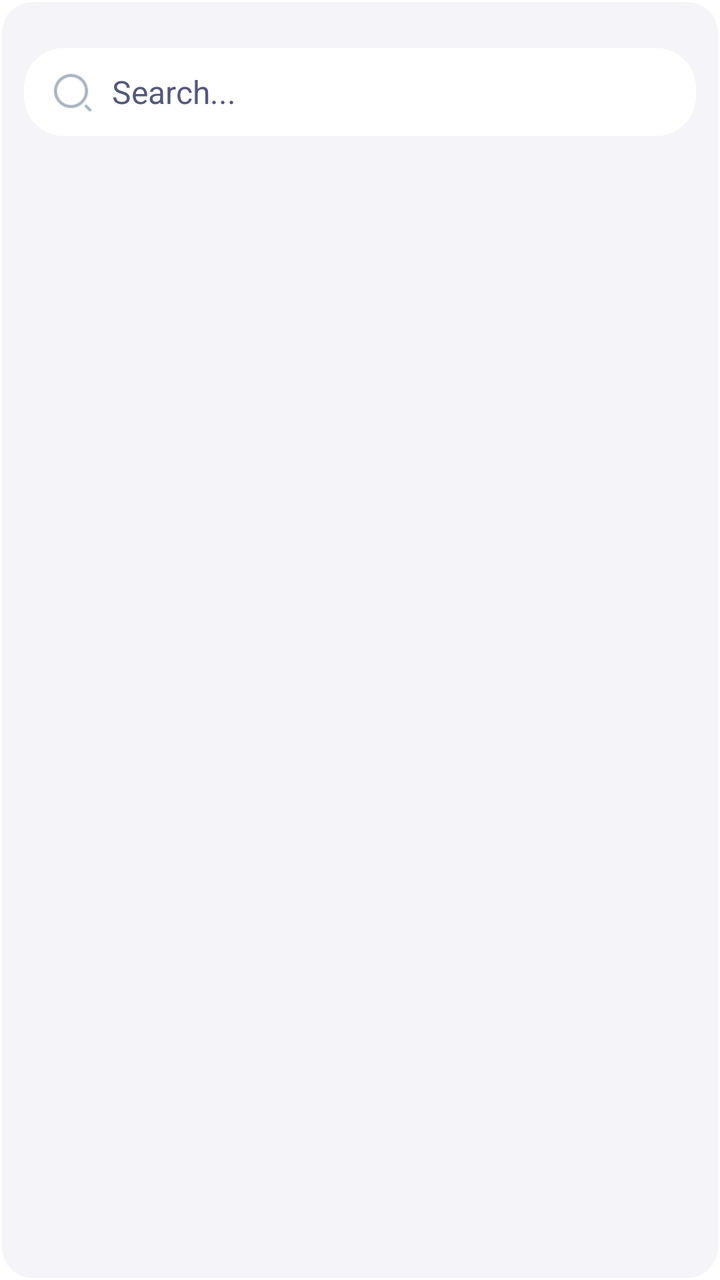
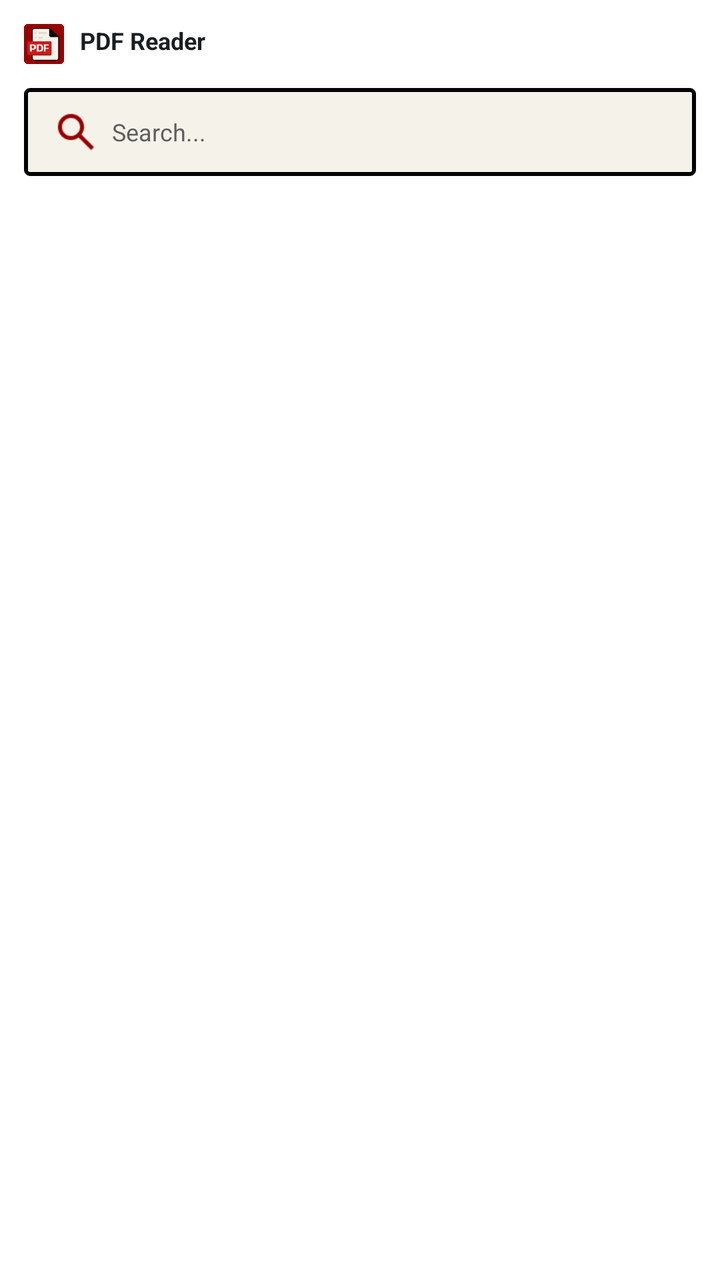

The first picture is an Android layout as it rendered before a commit; the second is the same layout after the commit. The layout source and the unified diff follow.
<!-- AndroidManifest.xml: fallback theme Theme.MaterialComponents.DayNight.NoActionBar -->
<!-- res/layout/insert_widget_layout.xml -->
<?xml version="1.0" encoding="utf-8"?>
<LinearLayout xmlns:android="http://schemas.android.com/apk/res/android"
    android:id="@+id/widgetRoot"
    android:orientation="vertical"
    android:padding="12dp"
    android:layout_width="match_parent"
    android:layout_height="wrap_content"
    android:background="@drawable/insert_widget_bg_res">
    <LinearLayout
        android:layout_width="match_parent"
        android:layout_height="44dp"
        android:paddingLeft="12dp"
        android:paddingRight="12dp"
        android:layout_marginTop="12dp"
        android:gravity="center_vertical"
        android:background="@drawable/widget_search_bg2">
        <ImageView
            android:layout_width="24dp"
            android:layout_height="24dp"
            android:src="@drawable/search"/>
        <TextView
            android:id="@+id/searchTextView"
            android:layout_width="wrap_content"
            android:layout_height="wrap_content"
            android:text="Search..."
            android:textSize="16sp"
            android:textColor="#555978"
            android:layout_marginLeft="8dp"/>
    </LinearLayout>
    <GridView
        android:id="@+id/gridView"
        android:layout_width="match_parent"
        android:layout_height="match_parent"
        android:numColumns="4"
        android:stretchMode="columnWidth"
        android:layout_marginTop="12dp"
        />
</LinearLayout>
<!-- resources referenced by this layout -->
<resources>
  <!-- drawable insert_widget_bg_res (drawable) -->
  <shape xmlns:android="http://schemas.android.com/apk/res/android"
      android:shape="rectangle">
  
      <solid android:color="#F5F5F9"/>
      <corners android:radius="16dp" />
      <stroke android:width="1dp"
          android:color="#FFFFFF"/>
  </shape>
  <!-- drawable search: png bitmap (drawable, 1154 bytes) -->
  <!-- drawable widget_search_bg2 (drawable) -->
  <shape xmlns:android="http://schemas.android.com/apk/res/android"
      android:shape="rectangle">
  
      <solid android:color="#FFFFFF"/>
      <corners android:radius="20dp"/>
  </shape>
</resources>

<!-- the commit's change to res/layout/insert_widget_layout.xml (unified diff, before → after) -->
@@ -7,6 +7,23 @@
     android:layout_height="wrap_content"
     android:background="@drawable/insert_widget_bg_res">
     <LinearLayout
+        android:layout_width="wrap_content"
+        android:layout_height="wrap_content">
+        <ImageView
+            android:layout_width="20dp"
+            android:layout_height="20dp"
+            android:src="@drawable/notice_logo"/>
+        <TextView
+            android:id="@+id/app_name_text"
+            android:layout_width="wrap_content"
+            android:layout_height="wrap_content"
+            android:text="PDF Reader"
+            android:textSize="12sp"
+            android:textStyle="bold"
+            android:textColor="#1A1D22"
+            android:layout_marginLeft="8dp"/>
+    </LinearLayout>
+    <LinearLayout
         android:layout_width="match_parent"
         android:layout_height="44dp"
         android:paddingLeft="12dp"
@@ -15,17 +32,17 @@
         android:gravity="center_vertical"
         android:background="@drawable/widget_search_bg2">
         <ImageView
-            android:layout_width="24dp"
-            android:layout_height="24dp"
+            android:layout_width="28dp"
+            android:layout_height="28dp"
             android:src="@drawable/search"/>
         <TextView
             android:id="@+id/searchTextView"
             android:layout_width="wrap_content"
             android:layout_height="wrap_content"
             android:text="Search..."
-            android:textSize="16sp"
-            android:textColor="#555978"
-            android:layout_marginLeft="8dp"/>
+            android:textSize="12sp"
+            android:textColor="#5E5E5E"
+            android:layout_marginLeft="4dp"/>
     </LinearLayout>
     <GridView
         android:id="@+id/gridView"
<!-- resource entries referenced after the edit -->
@@ -4,18 +4,20 @@
   <shape xmlns:android="http://schemas.android.com/apk/res/android"
       android:shape="rectangle">
   
-      <solid android:color="#F5F5F9"/>
-      <corners android:radius="16dp" />
-      <stroke android:width="1dp"
-          android:color="#FFFFFF"/>
+      <solid android:color="#FFFFFF"/>
+      <corners android:radius="2dp" />
   </shape>
-  <!-- drawable search: png bitmap (drawable, 1154 bytes) -->
+  <!-- drawable notice_logo: png bitmap (drawable, 6518 bytes) -->
+  <!-- drawable search: png bitmap (drawable, 857 bytes) -->
   <!-- drawable widget_search_bg2 (drawable) -->
   <shape xmlns:android="http://schemas.android.com/apk/res/android"
       android:shape="rectangle">
   
-      <solid android:color="#FFFFFF"/>
-      <corners android:radius="20dp"/>
+      <solid android:color="#F5F2E9"/>
+      <corners android:radius="2dp"/>
+      <stroke
+          android:width="2dp"
+          android:color="#000000"/>
   </shape>
 </resources>
 
